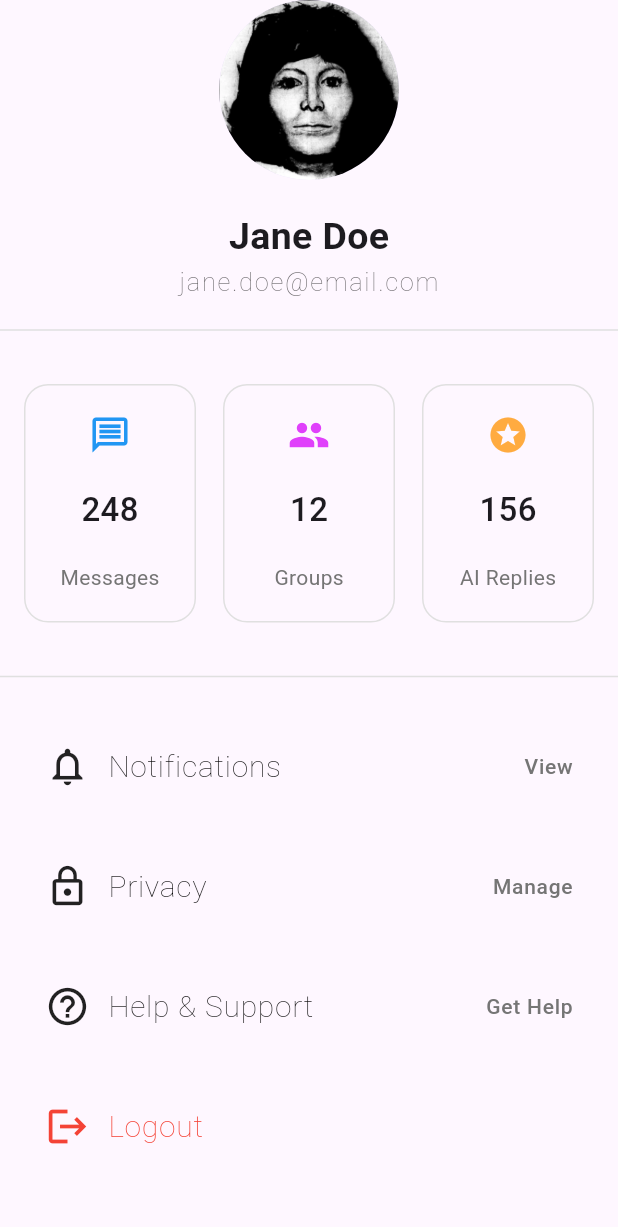
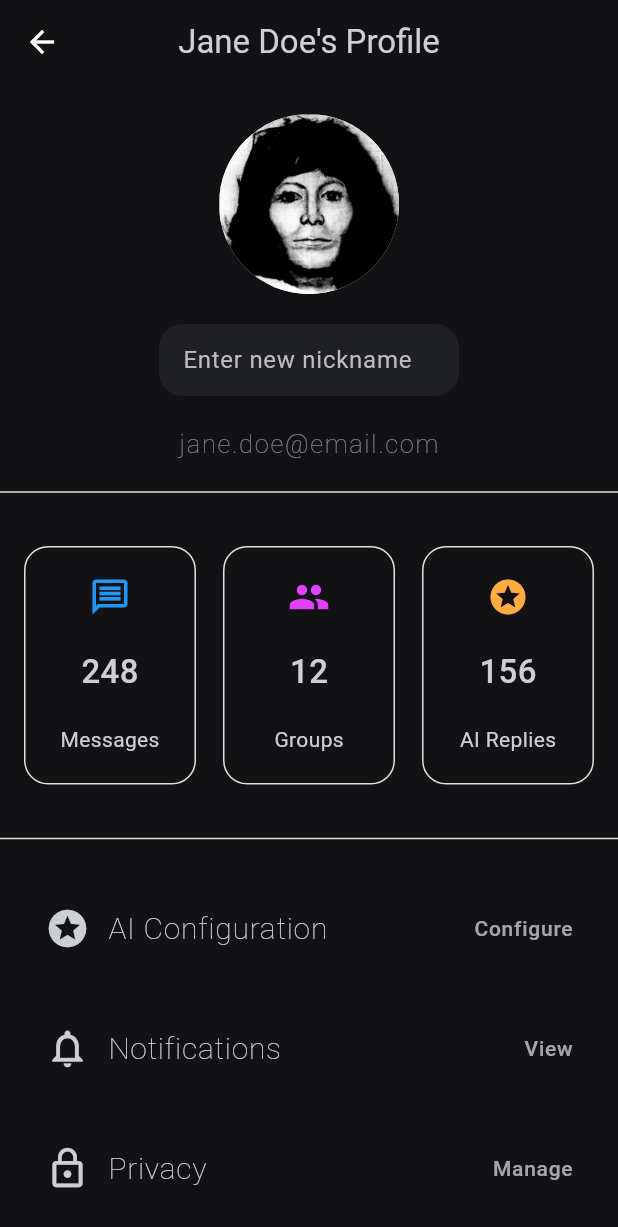
Before and after one commit to gu-tig333-ht25/FuseChat, a Flutter app: the screen it shows after launch, on a phone screen of 412 x 824 dp. Shown: the top 1227 px of the screen. Run offline on Flutter 3.47's test engine with Material 3 defaults, Android fonts, the phone set to English and light mode, and no system bars.

Commit message:
profileview added, no functionality so far

```diff
--- a/lib/main.dart
+++ b/lib/main.dart
@@ -13,6 +13,7 @@ class MyApp extends StatelessWidget {
   Widget build(BuildContext context) {
     return MaterialApp(
       title: 'Flutter Demo',
+      debugShowCheckedModeBanner: false,
       theme: ThemeData(
         // This is the theme of your application.
         //
--- a/lib/pages/profile_view.dart
+++ b/lib/pages/profile_view.dart
@@ -2,39 +2,79 @@ import 'package:flutter/material.dart';
 import 'stat_card.dart';
 import 'settings_tile.dart';
 
-class ProfileView extends StatelessWidget {
+class ProfileView extends StatefulWidget {
+  @override
+  State<ProfileView> createState() => _ProfileViewState();
+
+  String profileName = "Jane Doe";
+  String profileEmail = "jane.doe@email.com";
+  int totMsgs = 248;
+  int groups = 12;
+  int aiReplies = 156;
+}
+
+class _ProfileViewState extends State<ProfileView> {
   @override
   Widget build(BuildContext context) {
     return Scaffold(
-      body: Center(
+      appBar: AppBar(
+        leading: IconButton(
+          icon: Icon(Icons.arrow_back, color: Colors.white),
+          onPressed: () {
+            // TODO: add navigator.pop()
+          },
+        ),
+        centerTitle: true,
+        title: Text(
+          "${widget.profileName}'s Profile",
+          style: TextStyle(color: Color.fromARGB(255, 204, 208, 211)),
+        ),
+        backgroundColor: Color.fromARGB(255, 18, 18, 21),
+      ),
+      body: Container(
+        color: Color.fromARGB(255, 18, 18, 21),
+        child: Center(
           child: Column(
             children: [
               Row(
                 mainAxisAlignment: MainAxisAlignment.center,
                 children: [
                   Column(
+                    crossAxisAlignment: CrossAxisAlignment.center,
                     children: [
+                      const SizedBox(height: 20),
                       CircleAvatar(
                         radius: 60,
                         backgroundImage: AssetImage("assets/jane_doe.png"),
                       ),
-
                       const SizedBox(height: 20),
-
-                    Text(
-                      "Jane Doe",
-                      style: TextStyle(
-                        fontSize: 25.0,
-                        fontWeight: FontWeight.bold,
+                      SizedBox(
+                        width: 200, // control TextField width
+                        child: TextField(
+                          style: TextStyle(color: Colors.white), // text color
+                          decoration: InputDecoration(
+                            filled: true,
+                            fillColor: Color.fromARGB(255, 31, 32, 35),
+                            border: OutlineInputBorder(
+                              borderRadius: BorderRadius.circular(16),
+                              borderSide: BorderSide.none,
+                            ),
+                            hintText: 'Enter new nickname',
+                            hintStyle: TextStyle(color: Colors.grey[400]),
+                            contentPadding: EdgeInsets.symmetric(
+                              horizontal: 12,
+                              vertical: 8,
                             ),
                           ),
-
+                        ),
+                      ),
+                      const SizedBox(height: 20),
                       Text(
-                      "jane.doe@email.com",
+                        widget.profileEmail,
                         style: TextStyle(
                           fontSize: 17,
                           fontWeight: FontWeight.w100,
-                        color: Colors.black.withOpacity(0.7),
+                          color: Color.fromARGB(150, 204, 208, 211),
                           letterSpacing: 1.1,
                         ),
                       ),
@@ -44,8 +84,7 @@ class ProfileView extends StatelessWidget {
               ),
               Divider(thickness: 1, color: Colors.grey[300], height: 40),
 
-            Container(
-              child: Padding(
+              Padding(
                 padding: const EdgeInsets.all(12.0),
                 child: Row(
                   mainAxisAlignment: MainAxisAlignment.spaceEvenly,
@@ -54,7 +93,7 @@ class ProfileView extends StatelessWidget {
                       child: StatCard(
                         icon: Icons.message_outlined,
                         color: Colors.blue,
-                        value: '248',
+                        value: '${widget.totMsgs}',
                         label: 'Messages',
                       ),
                     ),
@@ -63,7 +102,7 @@ class ProfileView extends StatelessWidget {
                       child: StatCard(
                         icon: Icons.group,
                         color: Colors.purpleAccent,
-                        value: '12',
+                        value: '${widget.groups}',
                         label: 'Groups',
                       ),
                     ),
@@ -72,12 +111,11 @@ class ProfileView extends StatelessWidget {
                       child: StatCard(
                         icon: Icons.stars,
                         color: Colors.orangeAccent,
-                        value: '156',
+                        value: '${widget.aiReplies}',
                         label: 'AI Replies',
                       ),
                     ),
                   ],
-                ),
                 ),
               ),
               Divider(
@@ -89,22 +127,36 @@ class ProfileView extends StatelessWidget {
               Column(
                 children: [
                   SettingsTile(
+                    icon: Icons.stars,
+                    label: "AI Configuration",
+                    actionText: "Configure",
+                    onTap: () {
+                      // TODO: navigator.push()
+                    },
+                  ),
+                  SettingsTile(
                     icon: Icons.notifications_none,
                     label: "Notifications",
                     actionText: "View",
-                  onTap: () {},
+                    onTap: () {
+                      // TODO: navigator.push()
+                    },
                   ),
                   SettingsTile(
                     icon: Icons.lock_outline,
                     label: "Privacy",
                     actionText: "Manage",
-                  onTap: () {},
+                    onTap: () {
+                      // TODO: navigator.push()
+                    },
                   ),
                   SettingsTile(
                     icon: Icons.help_outline,
                     label: "Help & Support",
                     actionText: "Get Help",
-                  onTap: () {},
+                    onTap: () {
+                      // TODO: navigator.push()
+                    },
                   ),
                   SettingsTile(
                     icon: Icons.logout,
@@ -113,7 +165,7 @@ class ProfileView extends StatelessWidget {
                     iconColor: Colors.red,
                     textColor: Colors.red,
                     onTap: () {
-                    // handle logout
+                      // TODO: Log out and maybe some push/pop stuff
                     },
                   ),
                 ],
@@ -121,6 +173,7 @@ class ProfileView extends StatelessWidget {
             ],
           ),
         ),
+      ),
     );
   }
 }
--- a/lib/pages/settings_tile.dart
+++ b/lib/pages/settings_tile.dart
@@ -21,20 +21,24 @@ class SettingsTile extends StatelessWidget {
   @override
   Widget build(BuildContext context) {
     return ListTile(
-      leading: Icon(icon, color: iconColor ?? Colors.black87, size: 30),
+      leading: Icon(
+        icon,
+        color: iconColor ?? Color.fromARGB(255, 204, 208, 211),
+        size: 30,
+      ),
       title: Text(
         label,
         style: TextStyle(
           fontSize: 20,
           fontWeight: FontWeight.w100,
-          color: textColor ?? Colors.black,
+          color: textColor ?? Color.fromARGB(255, 204, 208, 211),
         ),
       ),
       trailing: actionText.isNotEmpty
           ? Text(
               actionText,
               style: TextStyle(
-                color: Colors.grey[600],
+                color: Color.fromARGB(200, 204, 208, 211),
                 fontSize: 14,
                 fontWeight: FontWeight.w500,
               ),
@@ -42,7 +46,6 @@ class SettingsTile extends StatelessWidget {
           : null,
       onTap: onTap,
       contentPadding: const EdgeInsets.fromLTRB(30, 12, 30, 12),
-      //contentPadding: const EdgeInsets.symmetric(horizontal: 30.0),
       horizontalTitleGap: 12.0,
     );
   }
--- a/lib/pages/stat_card.dart
+++ b/lib/pages/stat_card.dart
@@ -33,12 +33,19 @@ class StatCard extends StatelessWidget {
             const SizedBox(height: 20),
             Text(
               value,
-              style: const TextStyle(fontSize: 22, fontWeight: FontWeight.w500),
+              style: const TextStyle(
+                fontSize: 22,
+                fontWeight: FontWeight.w500,
+                color: Color.fromARGB(255, 204, 208, 211),
+              ),
             ),
             const SizedBox(height: 20),
             Text(
               label,
-              style: TextStyle(fontSize: 14, color: Colors.grey[600]),
+              style: TextStyle(
+                fontSize: 14,
+                color: Color.fromARGB(255, 204, 208, 211),
+              ),
             ),
           ],
         ),
```
Lines whose indentation alone changed are shown as unchanged.
